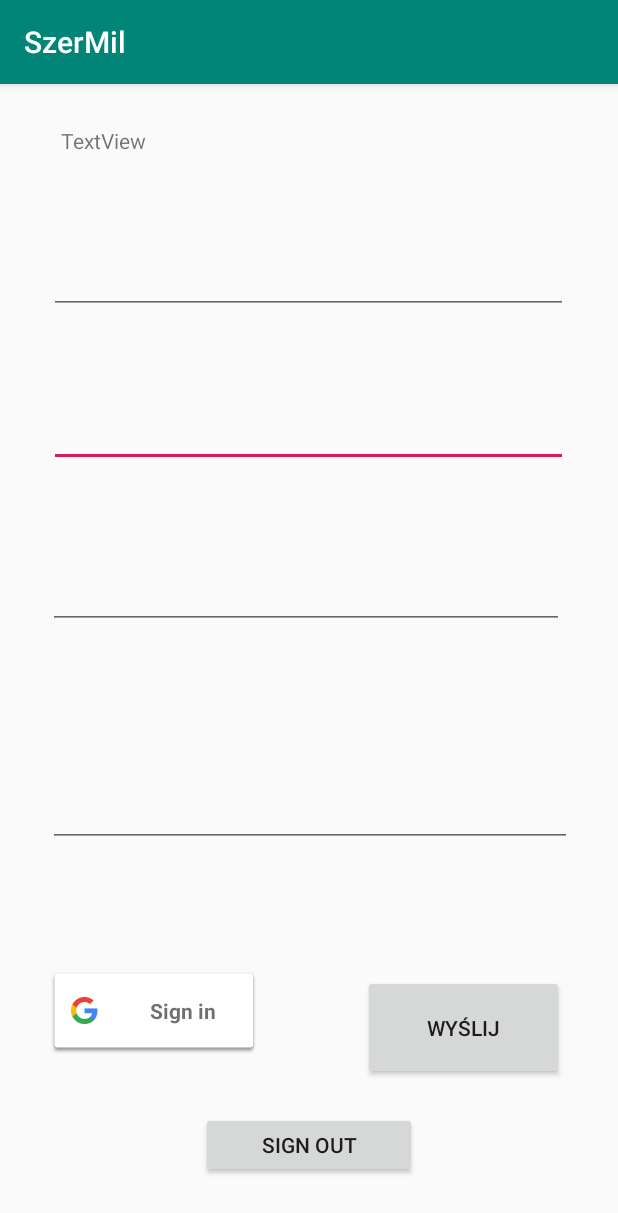
After one commit to Bast14n/SzerMil, an Android app: the WriteActivity screen opened directly, with no data from a screen before it, on a phone screen of 412 x 824 dp. The commit adds this screen. Shown: the top 1213 px of the screen. Run offline under Robolectric (Android 15) with nearby library versions, the phone set to English and light mode, and no system bars; our stand-ins replace Firebase (no records; nobody signed in at launch, a user with empty details on screens opened directly).

Commit message:
adding login via google account feature

```diff
--- a/app/src/main/AndroidManifest.xml
+++ b/app/src/main/AndroidManifest.xml
@@ -9,6 +9,8 @@
         android:roundIcon="@mipmap/ic_launcher_round"
         android:supportsRtl="true"
         android:theme="@style/AppTheme">
+        <activity android:name=".ReadActivity"></activity>
+        <activity android:name=".WriteActivity" />
         <activity android:name=".MainActivity">
             <intent-filter>
                 <action android:name="android.intent.action.MAIN" />
--- /dev/null
+++ b/app/src/main/java/com/example/szermil/WriteActivity.java
@@ -0,0 +1,149 @@
+package com.example.szermil;
+
+import android.content.Intent;
+import android.support.annotation.NonNull;
+import android.support.v7.app.AppCompatActivity;
+import android.os.Bundle;
+import android.util.Log;
+import android.view.View;
+import android.widget.Button;
+import android.widget.EditText;
+import android.widget.TextView;
+
+import com.google.android.gms.auth.api.Auth;
+import com.google.android.gms.auth.api.signin.GoogleSignIn;
+import com.google.android.gms.auth.api.signin.GoogleSignInAccount;
+import com.google.android.gms.auth.api.signin.GoogleSignInClient;
+import com.google.android.gms.auth.api.signin.GoogleSignInOptions;
+import com.google.android.gms.common.ConnectionResult;
+import com.google.android.gms.common.SignInButton;
+import com.google.android.gms.common.api.ApiException;
+import com.google.android.gms.common.api.GoogleApiClient;
+import com.google.android.gms.tasks.Task;
+import com.google.firebase.database.DataSnapshot;
+import com.google.firebase.database.DatabaseError;
+import com.google.firebase.database.DatabaseReference;
+import com.google.firebase.database.FirebaseDatabase;
+import com.google.firebase.database.ValueEventListener;
+
+public class WriteActivity extends AppCompatActivity implements GoogleApiClient.OnConnectionFailedListener, View.OnClickListener {
+
+    private long maxId = 0;
+    EditText firstName;
+    EditText lastName;
+    EditText email;
+    EditText password;
+
+    TextView helloText;
+    SignInButton signInButton;
+    Button signOutButton;
+    GoogleApiClient mGoogleApiClient;
+    GoogleSignInClient mGoogleSignInClient;
+    DatabaseReference mDatabase;
+    UsersDB usersDB;
+
+    private static final String TAG = "SignInActivity";
+    private static final int RC_SIGN_IN = 9001;
+
+
+    @Override
+    protected void onCreate(Bundle savedInstanceState) {
+        super.onCreate(savedInstanceState);
+        setContentView(R.layout.activity_write);
+
+        lastName = findViewById(R.id.lastName);
+        firstName = findViewById(R.id.firstName);
+        email = findViewById(R.id.email);
+        password = findViewById(R.id.password);
+        Button sendButton = findViewById(R.id.button_send);
+
+        GoogleSignInOptions gso = new GoogleSignInOptions.Builder(GoogleSignInOptions.DEFAULT_SIGN_IN)
+                .requestEmail()
+                .build();
+        mGoogleSignInClient = GoogleSignIn.getClient(this, gso);
+        mGoogleApiClient = new GoogleApiClient.Builder(this)
+                .enableAutoManage(this, this)
+                .addApi(Auth.GOOGLE_SIGN_IN_API, gso)
+                .build();
+
+        mDatabase = FirebaseDatabase.getInstance().getReference("users");
+        usersDB = new UsersDB(mDatabase);
+
+        helloText = findViewById(R.id.helloText);
+        signInButton = findViewById(R.id.signInButton);
+        signOutButton = findViewById(R.id.signOutButton);
+        signInButton.setOnClickListener(this);
+        signOutButton.setOnClickListener(this);
+        sendButton.setOnClickListener(view -> createUserFromFormData());
+
+        mDatabase.addValueEventListener(new ValueEventListener() {
+            @Override
+            public void onDataChange(@NonNull DataSnapshot dataSnapshot) {
+                if(dataSnapshot.exists()) {
+                    maxId=(dataSnapshot.getChildrenCount());
+                }
+            }
+            @Override
+            public void onCancelled(@NonNull DatabaseError databaseError) {
+            }
+        });
+    }
+
+    @Override
+    public void onActivityResult(int requestCode, int resultCode, Intent data) {
+        super.onActivityResult(requestCode, resultCode, data);
+
+        if (requestCode == RC_SIGN_IN) {
+            Task<GoogleSignInAccount> task = GoogleSignIn.getSignedInAccountFromIntent(data);
+            handleSignInResult(task);
+        }
+    }
+
+    private void handleSignInResult(Task<GoogleSignInAccount> completedTask) {
+        try {
+            GoogleSignInAccount account = completedTask.getResult(ApiException.class);
+            usersDB.signInViaGoogleAccount(account, maxId);
+        } catch (ApiException e) {
+            Log.w(TAG, "signInResult:failed code=" + e.getStatusCode());
+        }
+    }
+
+    @Override
+    public void onClick(View v) {
+        switch(v.getId()) {
+            case R.id.signInButton:
+                signIn();
+                break;
+            case R.id.signOutButton:
+                signOut();
+                break;
+        }
+    }
+
+    private void signIn() {
+        Intent signInIntent = mGoogleSignInClient.getSignInIntent();
+        startActivityForResult(signInIntent, RC_SIGN_IN);
+    }
+
+    private void signOut() {
+        Auth.GoogleSignInApi.signOut(mGoogleApiClient).setResultCallback(status ->
+                helloText.setText("Signed out"));
+    }
+
+    @Override
+    public void onConnectionFailed(@NonNull ConnectionResult connectionResult) {
+        Log.d(TAG, "onConnectionFailed" + connectionResult);
+    }
+
+    private void createUserFromFormData() {
+        String id = Long.toString(maxId);
+        String userFirstName = firstName.getText().toString();
+        String userLastName = lastName.getText().toString();
+        String userEmail = email.getText().toString();
+        String userPassword = password.getText().toString();
+        User user = new User(id, userFirstName,userLastName, userEmail, userPassword);
+
+        usersDB.signIn(user);
+    }
+
+}
--- /dev/null
+++ b/app/src/main/res/layout/activity_write.xml
@@ -0,0 +1,129 @@
+<?xml version="1.0" encoding="utf-8"?>
+<android.support.constraint.ConstraintLayout xmlns:android="http://schemas.android.com/apk/res/android"
+    xmlns:app="http://schemas.android.com/apk/res-auto"
+    xmlns:tools="http://schemas.android.com/tools"
+    android:layout_width="match_parent"
+    android:layout_height="match_parent"
+    tools:context=".WriteActivity">
+
+    <EditText
+        android:id="@+id/lastName"
+        android:layout_width="346dp"
+        android:layout_height="71dp"
+        android:layout_marginStart="8dp"
+        android:layout_marginTop="8dp"
+        android:layout_marginEnd="8dp"
+        android:layout_marginBottom="8dp"
+        android:ems="10"
+        android:inputType="textMultiLine"
+        app:layout_constraintBottom_toTopOf="@+id/button_send"
+        app:layout_constraintEnd_toEndOf="parent"
+        app:layout_constraintHorizontal_bias="0.489"
+        app:layout_constraintStart_toStartOf="parent"
+        app:layout_constraintTop_toTopOf="parent"
+        app:layout_constraintVertical_bias="0.348" />
+
+    <EditText
+        android:id="@+id/firstName"
+        android:layout_width="346dp"
+        android:layout_height="71dp"
+        android:layout_marginStart="8dp"
+        android:layout_marginTop="8dp"
+        android:layout_marginEnd="8dp"
+        android:layout_marginBottom="8dp"
+        android:ems="10"
+        android:inputType="textMultiLine"
+        app:layout_constraintBottom_toTopOf="@+id/button_send"
+        app:layout_constraintEnd_toEndOf="parent"
+        app:layout_constraintHorizontal_bias="0.489"
+        app:layout_constraintStart_toStartOf="parent"
+        app:layout_constraintTop_toTopOf="parent"
+        app:layout_constraintVertical_bias="0.146" />
+
+    <EditText
+        android:id="@+id/email"
+        android:layout_width="344dp"
+        android:layout_height="56dp"
+        android:layout_marginStart="8dp"
+        android:layout_marginTop="230dp"
+        android:layout_marginEnd="8dp"
+        android:layout_marginBottom="8dp"
+        android:ems="10"
+        android:inputType="textEmailAddress"
+        app:layout_constraintBottom_toTopOf="@+id/password"
+        app:layout_constraintEnd_toEndOf="@+id/lastName"
+        app:layout_constraintHorizontal_bias="0.642"
+        app:layout_constraintStart_toStartOf="@+id/lastName"
+        app:layout_constraintTop_toTopOf="parent" />
+
+    <EditText
+        android:id="@+id/password"
+        android:layout_width="349dp"
+        android:layout_height="60dp"
+        android:layout_marginStart="8dp"
+        android:layout_marginEnd="8dp"
+        android:layout_marginBottom="8dp"
+        android:ems="10"
+        android:inputType="textPassword"
+        app:layout_constraintBottom_toTopOf="@+id/button_send"
+        app:layout_constraintEnd_toEndOf="parent"
+        app:layout_constraintHorizontal_bias="0.521"
+        app:layout_constraintStart_toStartOf="parent"
+        app:layout_constraintTop_toBottomOf="@+id/email"
+        app:layout_constraintVertical_bias="0.313" />
+
+    <com.google.android.gms.common.SignInButton
+        android:id="@+id/signInButton"
+        android:layout_width="141dp"
+        android:layout_height="58dp"
+        android:layout_marginStart="32dp"
+        android:layout_marginTop="32dp"
+        android:layout_marginEnd="32dp"
+        android:layout_marginBottom="32dp"
+        app:layout_constraintBottom_toBottomOf="parent"
+        app:layout_constraintEnd_toEndOf="parent"
+        app:layout_constraintHorizontal_bias="0.0"
+        app:layout_constraintStart_toStartOf="parent"
+        app:layout_constraintTop_toTopOf="parent"
+        app:layout_constraintVertical_bias="0.862"
+        tools:ignore="ExtraText">
+        android:layout_width="196dp"
+        android:layout_height="80dp"</com.google.android.gms.common.SignInButton>
+
+    <Button
+        android:id="@+id/button_send"
+        android:layout_width="134dp"
+        android:layout_height="70dp"
+        android:layout_marginStart="8dp"
+        android:layout_marginEnd="8dp"
+        android:layout_marginBottom="104dp"
+        android:text="@string/send"
+        app:layout_constraintBottom_toBottomOf="parent"
+        app:layout_constraintEnd_toEndOf="parent"
+        app:layout_constraintHorizontal_bias="0.892"
+        app:layout_constraintStart_toStartOf="parent" />
+
+    <TextView
+        android:id="@+id/helloText"
+        android:layout_width="245dp"
+        android:layout_height="28dp"
+        android:layout_marginStart="40dp"
+        android:layout_marginTop="20dp"
+        android:layout_marginEnd="126dp"
+        android:layout_marginBottom="18dp"
+        android:text="TextView"
+        app:layout_constraintBottom_toTopOf="@+id/firstName"
+        app:layout_constraintEnd_toEndOf="parent"
+        app:layout_constraintStart_toStartOf="parent"
+        app:layout_constraintTop_toTopOf="parent" />
+
+    <Button
+        android:id="@+id/signOutButton"
+        android:layout_width="144dp"
+        android:layout_height="44dp"
+        android:text="Sign out"
+        app:layout_constraintBottom_toBottomOf="parent"
+        app:layout_constraintEnd_toEndOf="parent"
+        app:layout_constraintStart_toStartOf="parent"
+        app:layout_constraintTop_toBottomOf="@+id/signInButton" />
+</android.support.constraint.ConstraintLayout>
--- a/app/src/main/res/values/strings.xml
+++ b/app/src/main/res/values/strings.xml
@@ -1,3 +1,9 @@
 <resources>
     <string name="app_name">SzerMil</string>
+    <string name="read">Czytaj</string>
+    <string name="write">Pisz</string>
+    <string name="send">Wyślij</string>
+    <string name="success_send">Wiadomość wysłana</string>
+    <string name="failure_send">Wiadomość nie została wysłana</string>
+
 </resources>
```
Also changed, not shown: app/build.gradle (+5 -2 lines), app/src/main/java/com/example/szermil/MainActivity.java (+14 -0 lines), app/src/main/java/com/example/szermil/ReadActivity.java (added, +38 -0 lines), app/src/main/java/com/example/szermil/User.java (added, +47 -0 lines), app/src/main/java/com/example/szermil/UsersDB.java (added, +34 -0 lines), app/src/main/res/layout/activity_main.xml (+29 -1 lines), app/src/main/res/layout/activity_read.xml (added, +23 -0 lines).
